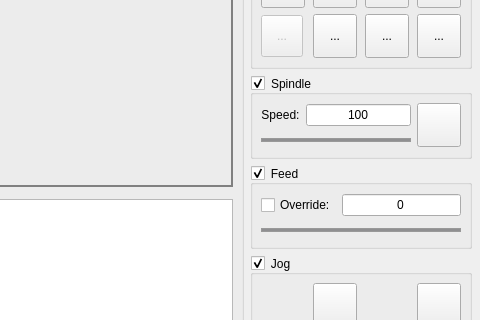
Before: the Qt Designer form frmmain.ui in Denvi/Candle, drawn with Qt 5; both pictures show x 425 to 905 and y 258 to 578 of the 905 by 976 pixel window.
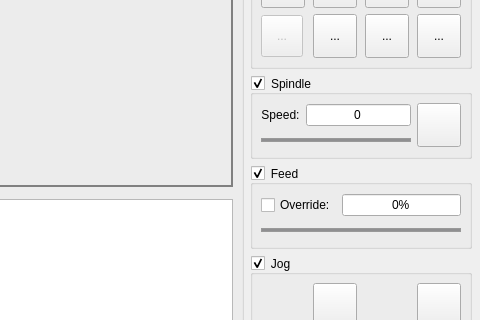
After: the same form once the commit is applied. Icons and pictures are not drawn. Custom widgets are drawn as their Qt base class.

Commit message:
Spindle state fix.
Spindle state & speed undertakes from parser state response now.

Patch:
```diff
--- a/frmmain.ui
+++ b/frmmain.ui
@@ -1057,12 +1057,12 @@
                   <property name="buttonSymbols">
                    <enum>QAbstractSpinBox::NoButtons</enum>
                   </property>
-                  <property name="minimum">
-                   <number>100</number>
-                  </property>
                   <property name="maximum">
                    <number>20000</number>
                   </property>
+                  <property name="value">
+                   <number>0</number>
+                  </property>
                  </widget>
                 </item>
                </layout>
@@ -1181,6 +1181,9 @@
                   <property name="buttonSymbols">
                    <enum>QAbstractSpinBox::NoButtons</enum>
                   </property>
+                  <property name="suffix">
+                   <string>%</string>
+                  </property>
                   <property name="minimum">
                    <number>0</number>
                   </property>
```
Left out of the diff: 4 changed lines with no effect on the pictures. The commit also changes 2 other files.
